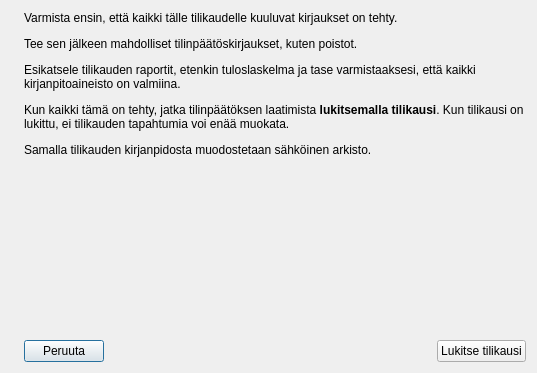
This is kitupiikki/arkisto/lukitsetilikausi.ui in artoh/kitupiikki as Qt 5 draws it before an edit. The edited form follows.
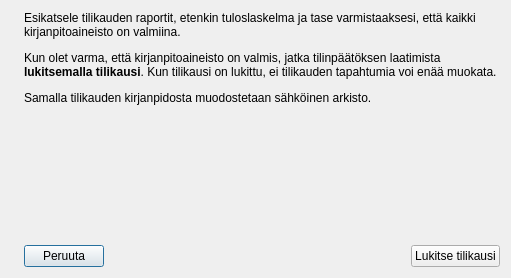
This is the edited form. Icons and pictures are not drawn.

Commit message: Kirjaa poistot

```diff
--- a/kitupiikki/arkisto/lukitsetilikausi.ui
+++ b/kitupiikki/arkisto/lukitsetilikausi.ui
@@ -6,8 +6,8 @@
    <rect>
     <x>0</x>
     <y>0</y>
-    <width>537</width>
-    <height>373</height>
+    <width>511</width>
+    <height>278</height>
    </rect>
   </property>
   <property name="windowTitle">
@@ -29,7 +29,7 @@
      <item>
       <widget class="QLabel" name="label">
        <property name="text">
-        <string>&lt;html&gt;&lt;head/&gt;&lt;body&gt;&lt;p&gt;Varmista ensin, että kaikki tälle tilikaudelle kuuluvat kirjaukset on tehty.&lt;/p&gt;&lt;p&gt;Tee sen jälkeen mahdolliset tilinpäätöskirjaukset, kuten poistot.&lt;/p&gt;&lt;p&gt;Esikatsele tilikauden raportit, etenkin tuloslaskelma ja tase varmistaaksesi, että kaikki kirjanpitoaineisto on valmiina.&lt;/p&gt;&lt;p&gt;Kun kaikki tämä on tehty, jatka tilinpäätöksen laatimista &lt;span style=&quot; font-weight:600;&quot;&gt;lukitsemalla tilikausi&lt;/span&gt;. Kun tilikausi on lukittu, ei tilikauden tapahtumia voi enää muokata.&lt;/p&gt;&lt;p&gt;Samalla tilikauden kirjanpidosta muodostetaan sähköinen arkisto.&lt;/p&gt;&lt;/body&gt;&lt;/html&gt;</string>
+        <string>&lt;html&gt;&lt;head/&gt;&lt;body&gt;&lt;p&gt;Esikatsele tilikauden raportit, etenkin tuloslaskelma ja tase varmistaaksesi, että kaikki kirjanpitoaineisto on valmiina.&lt;/p&gt;&lt;p&gt;Kun olet varma, että kirjanpitoaineisto on valmis, jatka tilinpäätöksen laatimista &lt;span style=&quot; font-weight:600;&quot;&gt;lukitsemalla tilikausi&lt;/span&gt;. Kun tilikausi on lukittu, ei tilikauden tapahtumia voi enää muokata.&lt;/p&gt;&lt;p&gt;Samalla tilikauden kirjanpidosta muodostetaan sähköinen arkisto.&lt;/p&gt;&lt;/body&gt;&lt;/html&gt;</string>
        </property>
        <property name="wordWrap">
         <bool>true</bool>
```
The commit also changes 7 other files.
